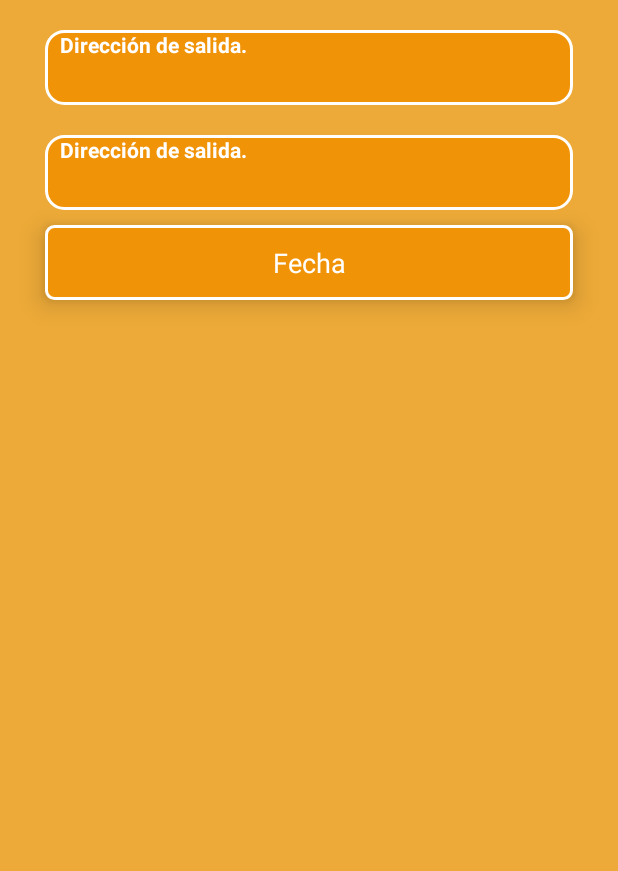
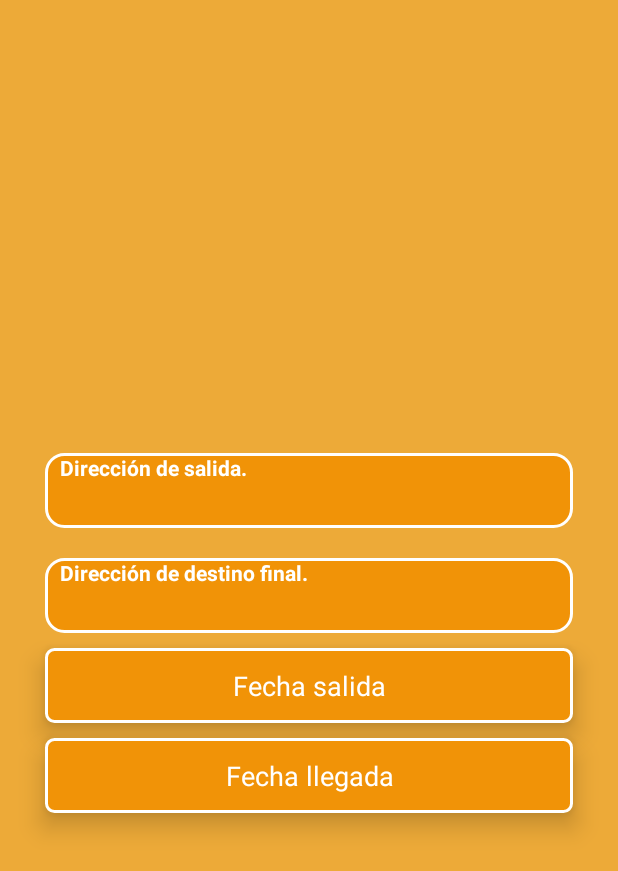
Before and after one commit to ederpadilla/HackCentroFox, an Android app: the PublicarRutaActivity screen opened directly, with no data from a screen before it, on a phone screen of 412 x 824 dp. Shown: the top 871 px of the screen. Run offline under Robolectric (Android 15) with nearby library versions, the phone set to English and light mode, and no system bars; our stand-ins replace ButterKnife; libraries missing offline, so code that uses them is left out: com.afollestad.materialdialogs, com.seatgeek.placesautocomplete; plain views replace PlacesAutocompleteTextView; 5 statements that could not run were skipped.

Commit message:
Se reparo el detalle de el registro de ruta

```diff
--- a/app/src/main/java/androiddeveloper/eder/padilla/hackcentrofox/PublicarRutaActivity.java
+++ b/app/src/main/java/androiddeveloper/eder/padilla/hackcentrofox/PublicarRutaActivity.java
@@ -124,7 +124,21 @@ public class PublicarRutaActivity extends AppCompatActivity {
     private void positivePrice(MaterialDialog dialogPrice) {
         dialogPrice.dismiss();
         Main2Activity.textToSpeech.speak("Tu ruta se ah publicado! Muchas gracias", TextToSpeech.QUEUE_FLUSH, null);
+        new MaterialDialog.Builder(PublicarRutaActivity.this)
+                .title(R.string.great)
+                .content("Se publico tu ruta con éxito")
+                .positiveText(R.string.ok)
+                .positiveColorRes(R.color.colorPrimary)
+                .contentColorRes(R.color.colorPrimaryDark)
+                .cancelable(false)
+                .onPositive((dialogExito, which) -> exito(dialogExito))
+                .show();
 
+    }
+
+    private void exito(MaterialDialog dialogExito) {
+        dialogExito.dismiss();
+        this.finish();
     }
 
     private void setPrice(MaterialDialog dialogPrice, CharSequence nameInput) {
@@ -251,4 +265,9 @@ public class PublicarRutaActivity extends AppCompatActivity {
     public void date(){
         dateFragment();
     }
+
+    @OnClick(R.id.btn_fecha_llegada)
+    public void fechaLlegada(){
+        newFragmentArrive = new DateOfArrive();
+    }
 }
--- a/app/src/main/java/androiddeveloper/eder/padilla/hackcentrofox/model/BuscarRuta.java
+++ b/app/src/main/java/androiddeveloper/eder/padilla/hackcentrofox/model/BuscarRuta.java
@@ -5,4 +5,5 @@ package androiddeveloper.eder.padilla.hackcentrofox.model;
  */
 
 public class BuscarRuta {
+
 }
--- a/app/src/main/java/androiddeveloper/eder/padilla/hackcentrofox/model/PublicarRuta.java
+++ b/app/src/main/java/androiddeveloper/eder/padilla/hackcentrofox/model/PublicarRuta.java
@@ -5,4 +5,22 @@ package androiddeveloper.eder.padilla.hackcentrofox.model;
  */
 
 public class PublicarRuta {
+
+    String id;
+
+    String direccionSalida;
+
+    String direccionLlegada;
+
+    String fechaSalida;
+
+    String fechaLlegada;
+
+    String horaSalida;
+
+    String horaLlegada;
+
+    String espacio;
+
+    String costo;
 }
--- a/app/src/main/res/layout/activity_publicar_ruta.xml
+++ b/app/src/main/res/layout/activity_publicar_ruta.xml
@@ -10,6 +10,7 @@
     android:layout_width="match_parent"
     android:background="@color/colorPrimaryDark"
     android:layout_height="match_parent"
+    android:gravity="center"
     android:orientation="vertical">
     <com.seatgeek.placesautocomplete.PlacesAutocompleteTextView
         android:id="@+id/autocomplete_maps"
@@ -41,7 +42,7 @@
         android:layout_marginTop="20dp"
         android:paddingStart="@dimen/dimen_10dp"
         android:paddingEnd="@dimen/dimen_10dp"
-        android:hint="@string/hint_first_address"
+        android:hint="@string/hint_second_address"
         android:textStyle="bold"
         android:background="@drawable/et_background"
         android:inputType="text"
@@ -68,6 +69,22 @@
         android:id="@+id/btn_fecha"
         android:layout_gravity="center"
         android:background="@drawable/access_button_ripple"
-        android:text="Fecha"/>
+        android:text="Fecha salida"/>
+
+    <TextView
+        android:layout_width="match_parent"
+        android:layout_height="50dp"
+        android:layout_marginLeft="@dimen/dimen_30dp"
+        android:layout_marginRight="@dimen/dimen_30dp"
+        android:textColor="@color/colorAccent"
+        android:layout_marginTop="10dp"
+        android:gravity="center"
+        android:elevation="@dimen/dimen_10dp"
+        android:textSize="18sp"
+        android:clickable="true"
+        android:id="@+id/btn_fecha_llegada"
+        android:layout_gravity="center"
+        android:background="@drawable/access_button_ripple"
+        android:text="Fecha llegada"/>
 </LinearLayout>
 </ScrollView>
```
